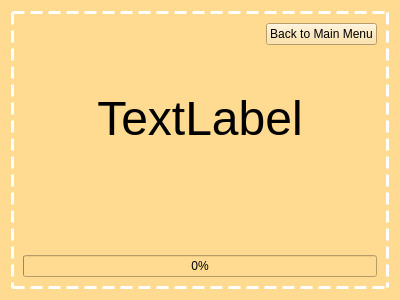
This is basicquiz.ui in zxjorge/EDApp as Qt 5 draws it before an edit. The edited form follows.
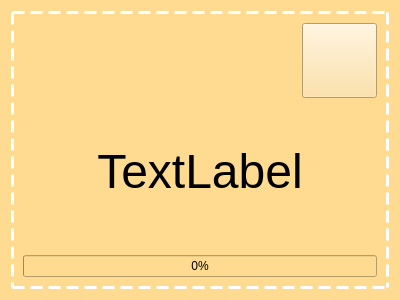
This is the edited form. Icons and pictures are not drawn.

Commit message: added home button for basic quiz and use basic colors

```diff
--- a/basicquiz.ui
+++ b/basicquiz.ui
@@ -34,11 +34,20 @@
           <verstretch>0</verstretch>
          </sizepolicy>
         </property>
+        <property name="minimumSize">
+         <size>
+          <width>75</width>
+          <height>75</height>
+         </size>
+        </property>
         <property name="layoutDirection">
          <enum>Qt::RightToLeft</enum>
         </property>
+        <property name="styleSheet">
+         <string notr="true">border-image: url(:/Icons/home-menu-icon-21.jpg);</string>
+        </property>
         <property name="text">
-         <string>Back to Main Menu</string>
+         <string/>
         </property>
        </widget>
       </item>
```
The commit also changes 1 other file.
